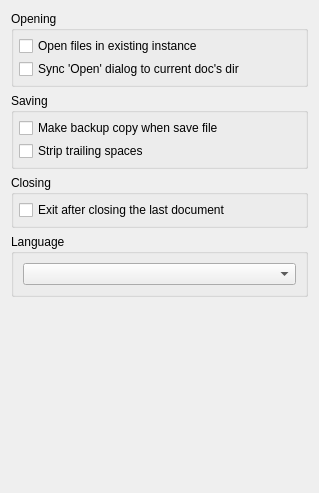
This is src/app/ui/forms/MainSettingsPage.ui in Mezomish/juffed as Qt 5 draws it before an edit. The edited form follows.
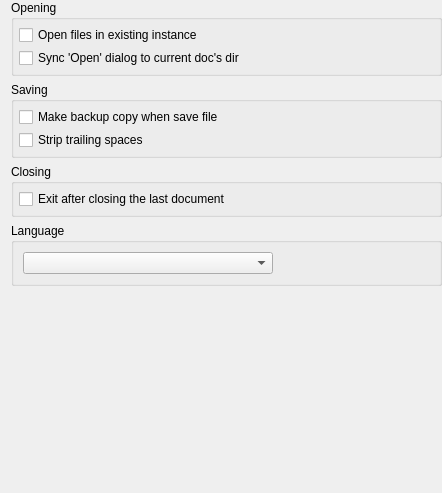
This is the edited form.

Commit message: Unified content margins in settings

Patch:
```diff
--- a/src/app/ui/forms/MainSettingsPage.ui
+++ b/src/app/ui/forms/MainSettingsPage.ui
@@ -6,7 +6,7 @@
    <rect>
     <x>0</x>
     <y>0</y>
-    <width>319</width>
+    <width>442</width>
     <height>493</height>
    </rect>
   </property>
@@ -20,6 +20,12 @@
    <string/>
   </property>
   <layout class="QVBoxLayout" name="verticalLayout_4">
+   <property name="topMargin">
+    <number>0</number>
+   </property>
+   <property name="rightMargin">
+    <number>0</number>
+   </property>
    <item>
     <widget class="QGroupBox" name="groupBox">
      <property name="title">
@@ -110,7 +116,14 @@
      </property>
      <layout class="QVBoxLayout" name="verticalLayout_6">
       <item>
-       <widget class="QComboBox" name="languageCmb"/>
+       <widget class="QComboBox" name="languageCmb">
+        <property name="maximumSize">
+         <size>
+          <width>250</width>
+          <height>16777215</height>
+         </size>
+        </property>
+       </widget>
       </item>
      </layout>
     </widget>
```
The commit also changes 7 other files.
